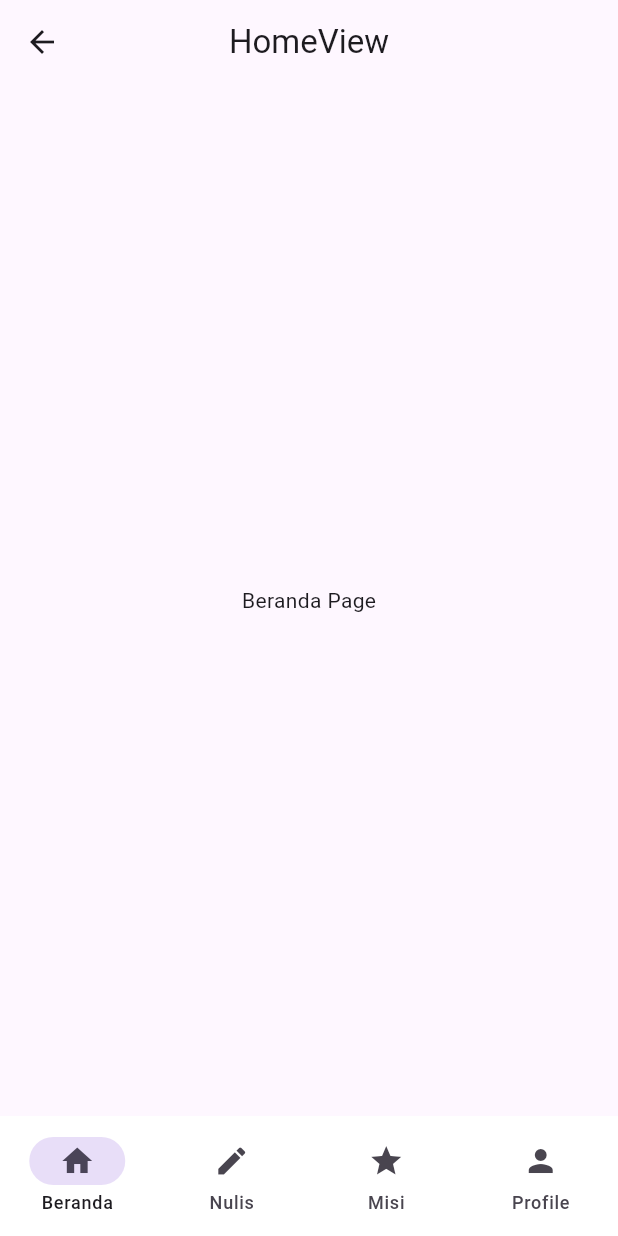
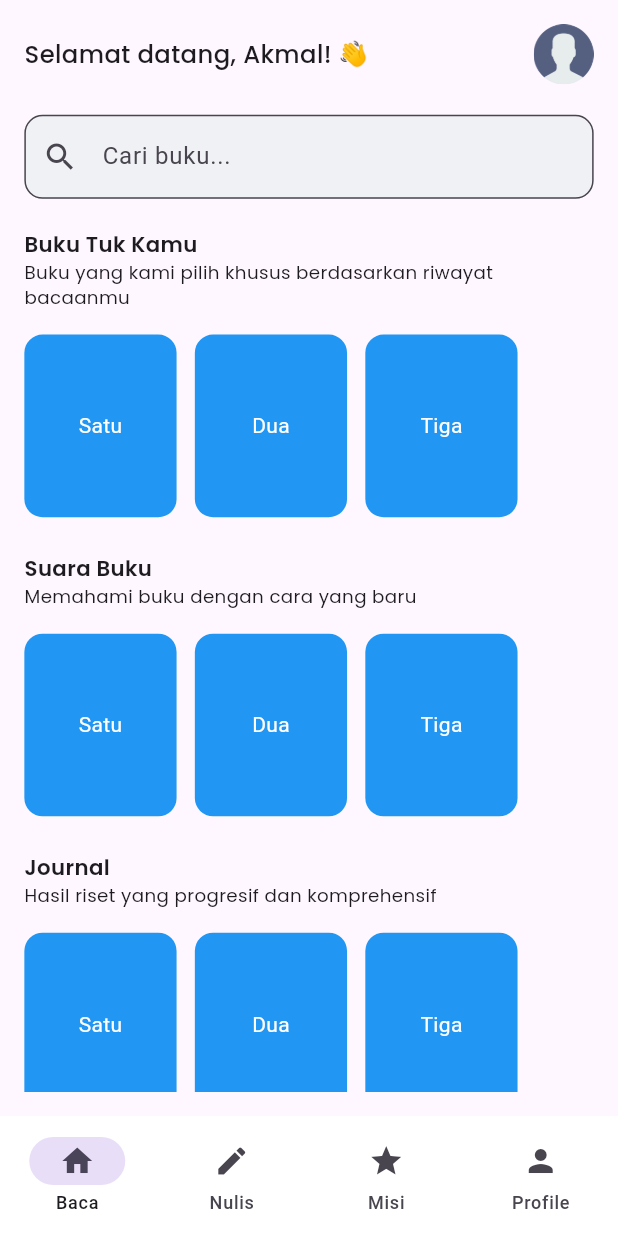
Before and after one commit to rakafebriansy/tera_pustaka, a Flutter app: the HomeView screen opened by its route, on a phone screen of 412 x 824 dp. Run offline on Flutter 3.47's test engine with Material 3 defaults, Android fonts, the phone set to English and light mode, and no system bars; our stand-ins replace flutter_screenutil, get, google_fonts, smooth_page_indicator.

Commit message:
feat: home page - baca view skeleton

```diff
--- a/lib/app/assets_manager.dart
+++ b/lib/app/assets_manager.dart
@@ -1,7 +1,8 @@
 class AssetsManager {
   static String _imagesPrefix = 'assets/images';
 
-  static String splash = '${_imagesPrefix}/splash.png';
   static String onboarding_1 = '${_imagesPrefix}/onboarding_1.png';
   static String onboarding_2 = '${_imagesPrefix}/onboarding_2.png';
+  static String splash = '${_imagesPrefix}/splash.png';
+  static String user = '${_imagesPrefix}/user.png';
 }
--- a/lib/app/modules/home/views/home_view.dart
+++ b/lib/app/modules/home/views/home_view.dart
@@ -1,14 +1,18 @@
 import 'package:flutter/material.dart';
+import 'package:flutter_screenutil/flutter_screenutil.dart';
 
 import 'package:get/get.dart';
+import 'package:google_fonts/google_fonts.dart';
+import 'package:tera_pustaka/app/partials/home/baca/baca_view.dart';
 
 import '../controllers/home_controller.dart';
+import '../../../assets_manager.dart' as assets;
 
 class HomeView extends GetView<HomeController> {
   const HomeView({super.key});
 
   final List<Widget> _pages = const [
-    Center(child: Text("Beranda Page")),
+    BacaView(),
     Center(child: Text("Nulis Page")),
     Center(child: Text("Misi Page")),
     Center(child: Text("Profile Page")),
@@ -17,15 +21,36 @@ class HomeView extends GetView<HomeController> {
   @override
   Widget build(BuildContext context) {
     return Scaffold(
-      appBar: AppBar(title: const Text('HomeView'), centerTitle: true),
-      body: Obx(() => _pages[controller.currentIndex.value]),
+      body: SafeArea(
+        child: Padding(
+          padding: EdgeInsets.all(16.sp),
+          child: Column(
+            children: [
+              Row(
+                mainAxisAlignment: MainAxisAlignment.spaceBetween,
+                children: [
+                  Text(
+                    'Selamat datang, Akmal! 👋',
+                    style: GoogleFonts.poppins(
+                      fontWeight: FontWeight.w500,
+                      fontSize: 16.sp,
+                    ),
+                  ),
+                  CircleAvatar(child: Image.asset(assets.AssetsManager.user)),
+                ],
+              ),
+              Expanded(child: Obx(() => _pages[controller.currentIndex.value])),
+            ],
+          ),
+        ),
+      ),
       bottomNavigationBar: Obx(
         () => NavigationBar(
           backgroundColor: Colors.white,
           selectedIndex: controller.currentIndex.value,
           onDestinationSelected: controller.changePage,
           destinations: const [
-            NavigationDestination(icon: Icon(Icons.home), label: "Beranda"),
+            NavigationDestination(icon: Icon(Icons.home), label: "Baca"),
             NavigationDestination(icon: Icon(Icons.edit), label: "Nulis"),
             NavigationDestination(icon: Icon(Icons.star), label: "Misi"),
             NavigationDestination(icon: Icon(Icons.person), label: "Profile"),
--- /dev/null
+++ b/lib/app/partials/home/baca/baca_controller.dart
@@ -0,0 +1,12 @@
+import 'package:get/get.dart';
+
+class BacaController extends GetxController {
+  Rx<String> query = "".obs;
+  RxList<String> recommendationBooks = <String>['Satu','Dua','Tiga'].obs;
+  RxList<String> popularBooks = <String>['Satu','Dua','Tiga'].obs;
+  RxList<String> recommendationJournals = <String>['Satu','Dua','Tiga'].obs;
+
+  void updateQuery(String value) {
+    query.value = value;
+  }
+}
--- /dev/null
+++ b/lib/app/partials/home/baca/baca_view.dart
@@ -0,0 +1,167 @@
+import 'package:flutter/material.dart';
+import 'package:flutter_screenutil/flutter_screenutil.dart';
+import 'package:get/get.dart';
+import 'package:google_fonts/google_fonts.dart';
+import './baca_controller.dart';
+
+class BacaView extends GetView<BacaController> {
+  const BacaView({super.key});
+
+  @override
+  Widget build(BuildContext context) {
+    Get.put(BacaController());
+
+    return Scaffold(
+      body: Column(
+        mainAxisSize: MainAxisSize.min,
+        crossAxisAlignment: CrossAxisAlignment.start,
+        children: [
+          SizedBox(height: 20.sp),
+          TextField(
+            onChanged: controller.updateQuery,
+            decoration: InputDecoration(
+              filled: true,
+              fillColor: Color(0xFFEFF1F5),
+              hintText: "Cari buku...",
+              prefixIcon: const Icon(Icons.search),
+              border: OutlineInputBorder(
+                borderRadius: BorderRadius.circular(12.sp),
+              ),
+              focusedBorder: OutlineInputBorder(
+                borderRadius: BorderRadius.circular(12.sp),
+                borderSide: const BorderSide(color: Colors.blue, width: 2),
+              ),
+            ),
+          ),
+          SizedBox(height: 20.sp),
+          Expanded(
+            child: SingleChildScrollView(
+              child: Column(
+                crossAxisAlignment: CrossAxisAlignment.start,
+                mainAxisSize: MainAxisSize.min,
+                children: [
+                  Text(
+                    'Buku Tuk Kamu',
+                    style: GoogleFonts.poppins(
+                      fontWeight: FontWeight.w600,
+                      fontSize: 14.sp,
+                    ),
+                  ),
+                  Text(
+                    'Buku yang kami pilih khusus berdasarkan riwayat bacaanmu',
+                    style: GoogleFonts.poppins(fontSize: 12.sp),
+                  ),
+                  SizedBox(height: 16.sp),
+                  Obx(() {
+                    return SizedBox(
+                      height: 120.sp,
+                      child: ListView.separated(
+                        scrollDirection: Axis.horizontal,
+                        itemCount: controller.recommendationBooks.length,
+                        separatorBuilder: (context, index) =>
+                            SizedBox(width: 12.sp),
+                        itemBuilder: (context, index) {
+                          return Container(
+                            width: 100.sp,
+                            decoration: BoxDecoration(
+                              color: Colors.blue,
+                              borderRadius: BorderRadius.circular(12.sp),
+                            ),
+                            child: Center(
+                              child: Text(
+                                controller.recommendationBooks[index],
+                                style: const TextStyle(color: Colors.white),
+                              ),
+                            ),
+                          );
+                        },
+                      ),
+                    );
+                  }),
+                  SizedBox(height: 24.sp),
+                  Text(
+                    'Suara Buku',
+                    style: GoogleFonts.poppins(
+                      fontWeight: FontWeight.w600,
+                      fontSize: 14.sp,
+                    ),
+                  ),
+                  Text(
+                    'Memahami buku dengan cara yang baru',
+                    style: GoogleFonts.poppins(fontSize: 12.sp),
+                  ),
+                  SizedBox(height: 16.sp),
+                  Obx(() {
+                    return SizedBox(
+                      height: 120.sp,
+                      child: ListView.separated(
+                        scrollDirection: Axis.horizontal,
+                        itemCount: controller.popularBooks.length,
+                        separatorBuilder: (context, index) =>
+                            SizedBox(width: 12.sp),
+                        itemBuilder: (context, index) {
+                          return Container(
+                            width: 100.sp,
+                            decoration: BoxDecoration(
+                              color: Colors.blue,
+                              borderRadius: BorderRadius.circular(12.sp),
+                            ),
+                            child: Center(
+                              child: Text(
+                                controller.popularBooks[index],
+                                style: const TextStyle(color: Colors.white),
+                              ),
+                            ),
+                          );
+                        },
+                      ),
+                    );
+                  }),
+                  SizedBox(height: 24.sp),
+                  Text(
+                    'Journal',
+                    style: GoogleFonts.poppins(
+                      fontWeight: FontWeight.w600,
+                      fontSize: 14.sp,
+                    ),
+                  ),
+                  Text(
+                    'Hasil riset yang progresif dan komprehensif',
+                    style: GoogleFonts.poppins(fontSize: 12.sp),
+                  ),
+                  SizedBox(height: 16.sp),
+                  Obx(() {
+                    return SizedBox(
+                      height: 120.sp,
+                      child: ListView.separated(
+                        scrollDirection: Axis.horizontal,
+                        itemCount: controller.recommendationJournals.length,
+                        separatorBuilder: (context, index) =>
+                            SizedBox(width: 12.sp),
+                        itemBuilder: (context, index) {
+                          return Container(
+                            width: 100.sp,
+                            decoration: BoxDecoration(
+                              color: Colors.blue,
+                              borderRadius: BorderRadius.circular(12.sp),
+                            ),
+                            child: Center(
+                              child: Text(
+                                controller.recommendationJournals[index],
+                                style: const TextStyle(color: Colors.white),
+                              ),
+                            ),
+                          );
+                        },
+                      ),
+                    );
+                  }),
+                ],
+              ),
+            ),
+          ),
+        ],
+      ),
+    );
+  }
+}
--- a/pubspec.yaml
+++ b/pubspec.yaml
@@ -63,9 +63,10 @@ flutter:
 
   # To add assets to your application, add an assets section, like this:
   assets:
-    - assets/images/splash.png
     - assets/images/onboarding_1.png
     - assets/images/onboarding_2.png
+    - assets/images/splash.png
+    - assets/images/user.png
 
   # An image asset can refer to one or more resolution-specific "variants", see
   # https://flutter.dev/to/resolution-aware-images
```
Also changed, not shown: assets/images/user.png (added).
